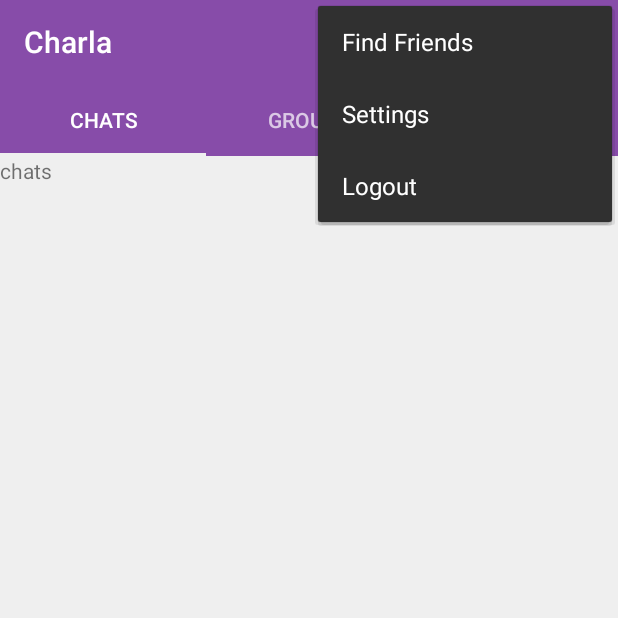
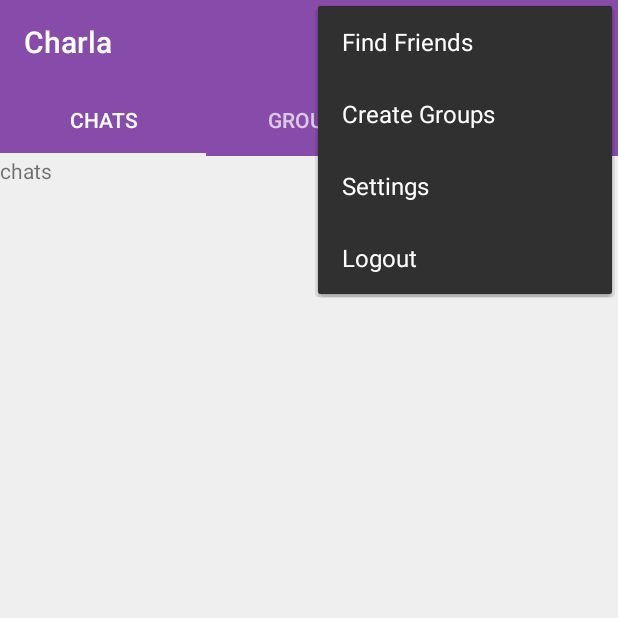
Before and after one commit to Siddharth1698/Charla, an Android app: the MainActivity screen opened directly, with no data from a screen before it, with the options menu open, on a phone screen of 412 x 824 dp, the top half of it. Run offline under Robolectric (Android 15) with nearby library versions, the phone set to English and light mode, and no system bars; our stand-ins replace Firebase (no records; nobody signed in at launch, a user with empty details on screens opened directly); 1 statement that could not run was skipped.

Commit message:
Adding Groups to database

```diff
--- a/app/src/main/res/menu/option_menu.xml
+++ b/app/src/main/res/menu/option_menu.xml
@@ -5,6 +5,13 @@
     <item
         android:title="Find Friends"
         android:id="@+id/main_find_friends_option"
+        app:showAsAction="never">
+
+    </item>
+
+    <item
+        android:title="Create Groups"
+        android:id="@+id/main_create_group_option"
         app:showAsAction="never">
 
     </item>
--- a/app/src/main/res/values/styles.xml
+++ b/app/src/main/res/values/styles.xml
@@ -8,4 +8,6 @@
         <item name="colorAccent">@color/colorAccent</item>
     </style>
 
+    <style name="AlertDialog" parent="Base.Theme.AppCompat.Light.Dialog"></style>
+
 </resources>
```
Also changed, not shown: app/src/main/java/ml/siddharthm/charla/MainActivity.java (+55 -0 lines).
